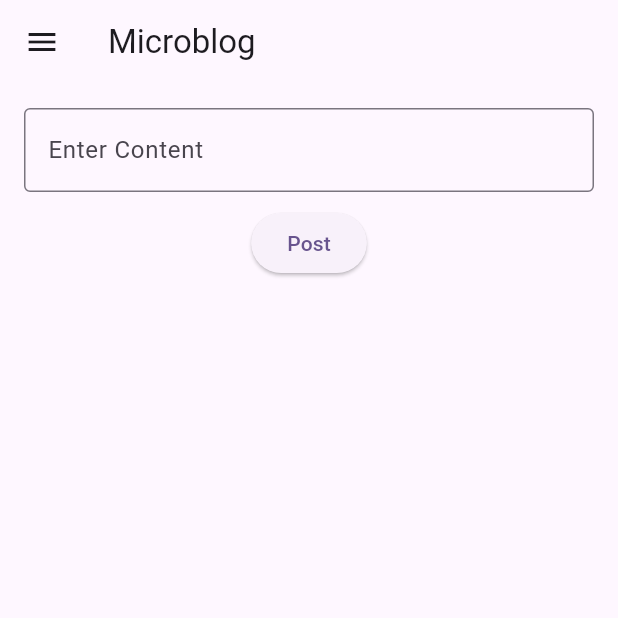
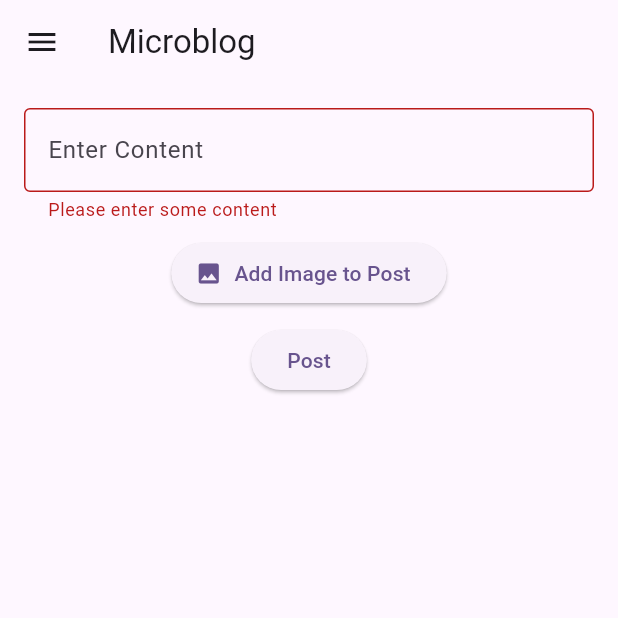
Before and after one commit to Hakdoff/Microblog-flutter-java, a Flutter app: the MicroBlog screen opened directly, after a tap on "Post", on a phone screen of 412 x 824 dp, the top half of it. Run offline on Flutter 3.47's test engine with Material 3 defaults, Android fonts, the phone set to English and light mode, and no system bars; our stand-ins replace cached_network_image, image_picker, shared_preferences, timeago; accounts and stored records are empty; network calls fail.

Commit message:
added media to post

```diff
--- a/lib/microblog/model/post_model.dart
+++ b/lib/microblog/model/post_model.dart
@@ -5,20 +5,22 @@ class PostModel {
   final String content;
   final int userId;
   final String createdAt;
+  final String? imageUrl;
 
   PostModel(
       {required this.id,
       required this.content,
       required this.userId,
-      required this.createdAt});
+      required this.createdAt,
+      required this.imageUrl});
 
   factory PostModel.fromMap(Map<String, dynamic> map) {
     return PostModel(
-      id: map['id'],
-      content: map['content'] as String? ?? '',
-      userId: map['userId'] as int? ?? 0,
-      createdAt: map['createdAt'] as String? ?? '',
-    );
+        id: map['id'],
+        content: map['content'] as String? ?? '',
+        userId: map['userId'] as int? ?? 0,
+        createdAt: map['createdAt'] as String? ?? '',
+        imageUrl: map['imageUrl']);
   }
 
   factory PostModel.fromJson(String source) =>
--- a/lib/microblog/pages/post.dart
+++ b/lib/microblog/pages/post.dart
@@ -1,5 +1,8 @@
+import 'dart:developer';
+import 'dart:io';
 import 'dart:typed_data';
 
+import 'package:cached_network_image/cached_network_image.dart';
 import 'package:flutter/material.dart';
 import 'package:flutter_java_crud/microblog/model/post_model.dart';
 import 'package:flutter_java_crud/microblog/pages/profile.dart';
@@ -19,13 +22,19 @@ class MicroBlog extends StatefulWidget {
 }
 
 class _MicroBlogState extends State<MicroBlog> {
-  final _formkey = GlobalKey<FormState>();
+  final formKey = GlobalKey<FormState>();
   TextEditingController postController = TextEditingController();
   PostService postService = PostService();
   Service service = Service();
   List<PostModel> posts = [];
   List<UserModel> users = [];
   Map<int, String?> profilePictureUrls = {};
+  File? _selectedImage;
+  String? imageUrl;
+  Uint8List? _imageBytes;
+  Map<int, String?> imageUrls = {};
+  final ImagePicker _picker = ImagePicker();
+  Uint8List? _selectedPostImageBytes;
 
   @override
   void initState() {
@@ -49,7 +58,8 @@ class _MicroBlogState extends State<MicroBlog> {
           ..sort((a, b) =>
               parseDateTime(b.createdAt).compareTo(parseDateTime(a.createdAt)));
       });
-      print('Posts fetched: $posts');
+      print('Fetching image from URL: $imageUrl');
+      // print('Posts fetched: $posts');
     } catch (e) {
       print("Error fetching posts: $e");
     }
@@ -68,6 +78,16 @@ class _MicroBlogState extends State<MicroBlog> {
     }
   }
 
+  Future<void> _pickPostImage() async {
+    final pickedFile = await _picker.pickImage(source: ImageSource.gallery);
+    if (pickedFile != null) {
+      final bytes = await pickedFile.readAsBytes();
+      setState(() {
+        _selectedPostImageBytes = bytes;
+      });
+    }
+  }
+
   Future<void> _fetchAllProfilePictures() async {
     for (var user in users) {
       String? fetchedUrl = await postService.getProfilePicture(user.id);
@@ -80,7 +100,7 @@ class _MicroBlogState extends State<MicroBlog> {
   }
 
   DateTime parseDateTime(String dateTimeString) {
-    if (dateTimeString == null || dateTimeString.isEmpty) {
+    if (dateTimeString.isEmpty) {
       return DateTime.now();
     }
     return DateTime.parse(dateTimeString);
@@ -113,8 +133,10 @@ class _MicroBlogState extends State<MicroBlog> {
                   onPressed: () async {
                     String response = await postService.updatePost(
                         post.id, editContoller.text);
+                    if (context.mounted) {
                       Navigator.of(context).pop();
-                    print(response);
+                    }
+                    log(response);
                     _fetchPosts();
                   },
                 )
@@ -177,36 +199,59 @@ class _MicroBlogState extends State<MicroBlog> {
           child: Column(
             children: [
               Form(
-                  key: _formkey,
+                key: formKey,
                 child: Column(
                   children: [
-                      TextField(
+                    TextFormField(
                       controller: postController,
                       decoration: const InputDecoration(
                         border: OutlineInputBorder(),
                         hintText: 'Enter Content',
                       ),
+                      validator: (value) {
+                        if (value == null || value.isEmpty) {
+                          return 'Please enter some content';
+                        }
+                        return null;
+                      },
                     ),
-                      const SizedBox(
-                        height: 10,
+                    const SizedBox(height: 10),
+                    ElevatedButton.icon(
+                      onPressed: _pickPostImage,
+                      icon: const Icon(Icons.image),
+                      label: const Text('Add Image to Post'),
                     ),
+                    if (_selectedPostImageBytes != null)
+                      Image.memory(
+                        _selectedPostImageBytes!,
+                        height: 100,
+                        width: 100,
+                        fit: BoxFit.cover,
+                      ),
+                    const SizedBox(height: 10),
                     ElevatedButton(
                       onPressed: () async {
-                          if (_formkey.currentState?.validate() == true) {
+                        if (formKey.currentState?.validate() == true) {
                           int? userId = await _getCurrentUserId();
                           if (userId != null) {
-                              String response = await postService.createPost(
+                            await postService.createPost(
                               postController.text,
                               userId,
+                              imageBytes: _selectedPostImageBytes,
                             );
                             postController.clear();
+                            setState(() {
+                              _selectedPostImageBytes = null;
+                            });
+                            _fetchPosts();
                           }
                         }
                       },
                       child: const Text('Post'),
-                      )
+                    ),
                   ],
-                  )),
+                ),
+              ),
               const SizedBox(
                 height: 10,
               ),
@@ -241,8 +286,8 @@ class _MicroBlogState extends State<MicroBlog> {
                                 height: 30,
                                 width: 30,
                                 errorBuilder: (context, error, stackTrace) {
-                                  print(
-                                      "Error loading image: $error"); // Debug statement
+                                  // print(
+                                  //     "Error loading image: $error"); // Debug statement
                                   return const Icon(Icons.error);
                                 },
                                 loadingBuilder: (context, child, progress) {
@@ -251,7 +296,7 @@ class _MicroBlogState extends State<MicroBlog> {
                                   } else {
                                     print(
                                         "Loading image..."); // Debug statement
-                                    return Center(
+                                    return const Center(
                                         child: CircularProgressIndicator());
                                   }
                                 },
@@ -288,6 +333,20 @@ class _MicroBlogState extends State<MicroBlog> {
                               )
                             ],
                           ),
+                          if (post.imageUrl != null)
+                            CachedNetworkImage(
+                              imageUrl: 'http://localhost:8080/post/${post.id}',
+                              placeholder: (context, url) =>
+                                  const CircularProgressIndicator(),
+                              errorWidget: (context, url, error) {
+                                // Print the error details and URL
+                                print('Error loading image from URL: $url');
+                                print('Error details: $error');
+
+                                // Return the default error icon
+                                return const Icon(Icons.error);
+                              },
+                            ),
                           Align(
                             alignment: Alignment.centerLeft,
                             child: Text(
--- a/lib/register/user/login_page.dart
+++ b/lib/register/user/login_page.dart
@@ -56,8 +56,7 @@ class _LoginPageState extends State<LoginPage> {
                     emailController.text,
                     passwordController.text,
                   );
-                  if (response != "Login Failed") {
-                    await service.saveToken(response);
+                  if (response == "Login Successful") {
                     Navigator.pushAndRemoveUntil(
                       context,
                       MaterialPageRoute(
```
Also changed, not shown: lib/microblog/pages/profile.dart (+60 -4 lines), lib/microblog/services/post_service.dart (+21 -12 lines), lib/register/user/service.dart (+26 -2 lines). Lines whose indentation alone changed are shown as unchanged.
